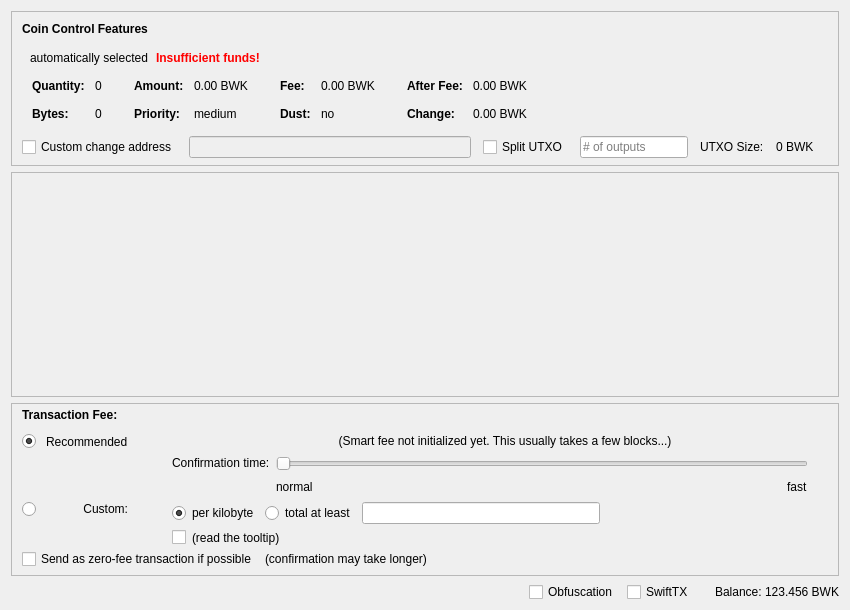
Above: src/qt/forms/sendcoinsdialog.ui from TUSC-Develop/Bulwark before the change. Below: the same form after it.
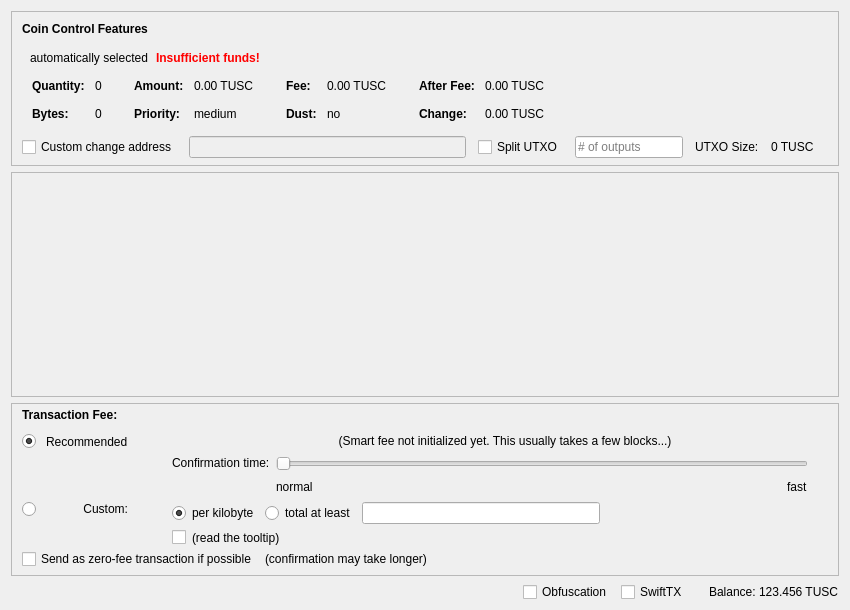
That is the form after the change. Icons and pictures are not drawn. Custom widgets are drawn as their Qt base class.

The edit to the form file:
```diff
--- a/src/qt/forms/sendcoinsdialog.ui
+++ b/src/qt/forms/sendcoinsdialog.ui
@@ -324,7 +324,7 @@
                   <enum>Qt::ActionsContextMenu</enum>
                  </property>
                  <property name="text">
-                  <string notr="true">0.00 BWK</string>
+                  <string notr="true">0.00 TUSC</string>
                  </property>
                  <property name="textInteractionFlags">
                   <set>Qt::LinksAccessibleByMouse|Qt::TextSelectableByKeyboard|Qt::TextSelectableByMouse</set>
@@ -404,7 +404,7 @@
                   <enum>Qt::ActionsContextMenu</enum>
                  </property>
                  <property name="text">
-                  <string notr="true">0.00 BWK</string>
+                  <string notr="true">0.00 TUSC</string>
                  </property>
                  <property name="textInteractionFlags">
                   <set>Qt::LinksAccessibleByMouse|Qt::TextSelectableByKeyboard|Qt::TextSelectableByMouse</set>
@@ -484,7 +484,7 @@
                   <enum>Qt::ActionsContextMenu</enum>
                  </property>
                  <property name="text">
-                  <string notr="true">0.00 BWK</string>
+                  <string notr="true">0.00 TUSC</string>
                  </property>
                  <property name="textInteractionFlags">
                   <set>Qt::LinksAccessibleByMouse|Qt::TextSelectableByKeyboard|Qt::TextSelectableByMouse</set>
@@ -513,7 +513,7 @@
                   <enum>Qt::ActionsContextMenu</enum>
                  </property>
                  <property name="text">
-                  <string notr="true">0.00 BWK</string>
+                  <string notr="true">0.00 TUSC</string>
                  </property>
                  <property name="textInteractionFlags">
                   <set>Qt::LinksAccessibleByMouse|Qt::TextSelectableByKeyboard|Qt::TextSelectableByMouse</set>
@@ -594,7 +594,7 @@
           <item>
            <widget class="QLabel" name="labelBlockSize">
             <property name="text">
-             <string>0 BWK</string>
+             <string>0 TUSC</string>
             </property>
            </widget>
           </item>
@@ -1435,7 +1435,7 @@
           <cursorShape>IBeamCursor</cursorShape>
          </property>
          <property name="text">
-          <string notr="true">123.456 BWK</string>
+          <string notr="true">123.456 TUSC</string>
          </property>
          <property name="textInteractionFlags">
           <set>Qt::LinksAccessibleByMouse|Qt::TextSelectableByKeyboard|Qt::TextSelectableByMouse</set>
```
Left out of the diff: 16 changed lines with no effect on the pictures.
